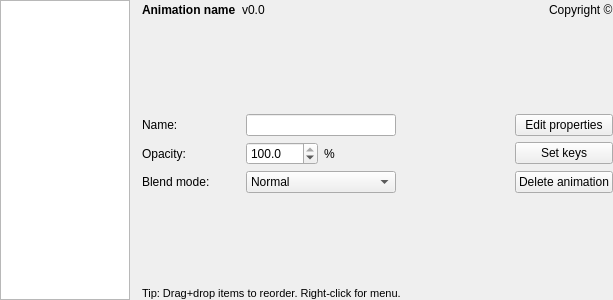
This is src/ckb/kbanimwidget.ui in ckb-next/ckb-next as Qt 5 draws it before an edit. The edited form follows.
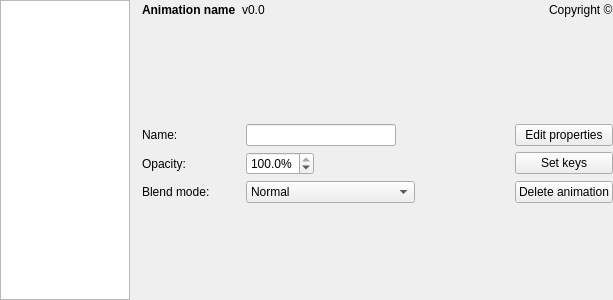
This is the edited form. The open tabs and pages were chosen to show the change. Custom widgets are drawn as their Qt base class.

Commit message: Code/GUI reorganization Simplified main UI; profiles/modes are now drag+drop just like animations. Profile management is now in a separate window. Brought back automatic hwsave on exit Fixed some rare crashes Fixed "Duplicate" not working Fixed flickering when switching modes if a mode has animations Improved reactive lighting responsiveness Added a default "demo" profile when starting the app for the first time Updated copyright dates Updated documentation

```diff
--- a/src/ckb/kbanimwidget.ui
+++ b/src/ckb/kbanimwidget.ui
@@ -161,6 +161,9 @@
          </item>
          <item row="1" column="3">
           <widget class="QDoubleSpinBox" name="opacityBox">
+           <property name="suffix">
+            <string>%</string>
+           </property>
            <property name="decimals">
             <number>1</number>
            </property>
@@ -257,13 +260,6 @@
            </property>
           </spacer>
          </item>
-         <item row="1" column="4">
-          <widget class="QLabel" name="label_4">
-           <property name="text">
-            <string>%</string>
-           </property>
-          </widget>
-         </item>
          <item row="0" column="1">
           <widget class="QLabel" name="label_7">
            <property name="text">
@@ -292,6 +288,19 @@
            </property>
           </widget>
          </item>
+         <item row="1" column="4">
+          <spacer name="horizontalSpacer_5">
+           <property name="orientation">
+            <enum>Qt::Horizontal</enum>
+           </property>
+           <property name="sizeHint" stdset="0">
+            <size>
+             <width>40</width>
+             <height>20</height>
+            </size>
+           </property>
+          </spacer>
+         </item>
         </layout>
        </item>
        <item>
@@ -307,18 +316,6 @@
          </property>
         </spacer>
        </item>
-       <item>
-        <widget class="QLabel" name="label">
-         <property name="font">
-          <font>
-           <pointsize>8</pointsize>
-          </font>
-         </property>
-         <property name="text">
-          <string>Tip: Drag+drop items to reorder. Right-click for menu.</string>
-         </property>
-        </widget>
-       </item>
       </layout>
      </widget>
      <widget class="QWidget" name="aMissingPage">
@@ -364,6 +361,13 @@
    </item>
   </layout>
  </widget>
+ <customwidgets>
+  <customwidget>
+   <class>RListWidget</class>
+   <extends>QListWidget</extends>
+   <header>rlistwidget.h</header>
+  </customwidget>
+ </customwidgets>
  <resources/>
  <connections/>
 </ui>
```
Left out of the diff: 2 changed lines with no effect on the pictures. The commit also changes 51 other files.
